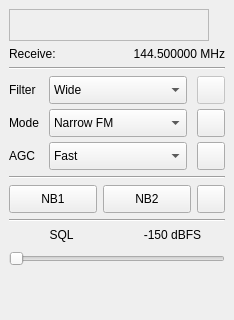
Qt form qtgui/dockrxopt.ui (gqrx-sdr/gqrx) before a commit.
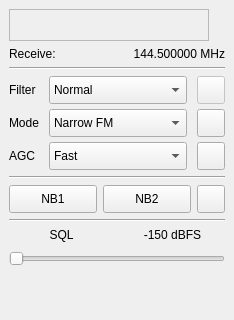
The same form after that commit. Icons and pictures are not drawn. Custom widgets are drawn as their Qt base class.

Commit message: Show correct filter preset in combo box.

Diff of the .ui file:
```diff
--- a/qtgui/dockrxopt.ui
+++ b/qtgui/dockrxopt.ui
@@ -143,7 +143,7 @@
          <string>Apply mode dependent filter preset</string>
         </property>
         <property name="currentIndex">
-         <number>0</number>
+         <number>1</number>
         </property>
         <item>
          <property name="text">
```
